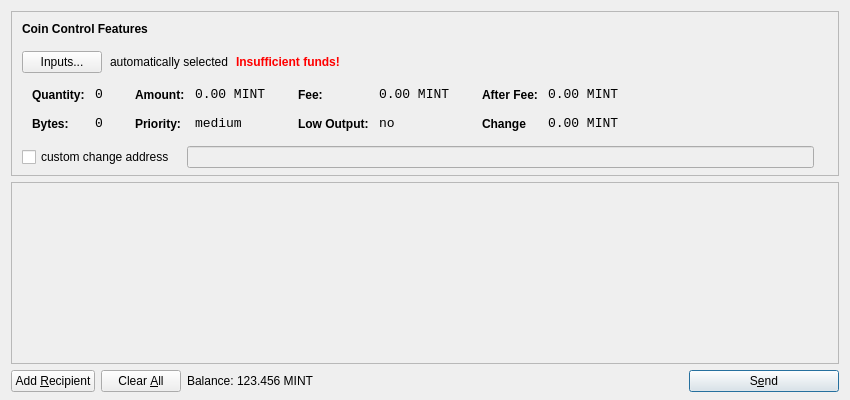
Crestington/mintcoin, file src/qt/forms/sendcoinsdialog.ui: the form before one commit.
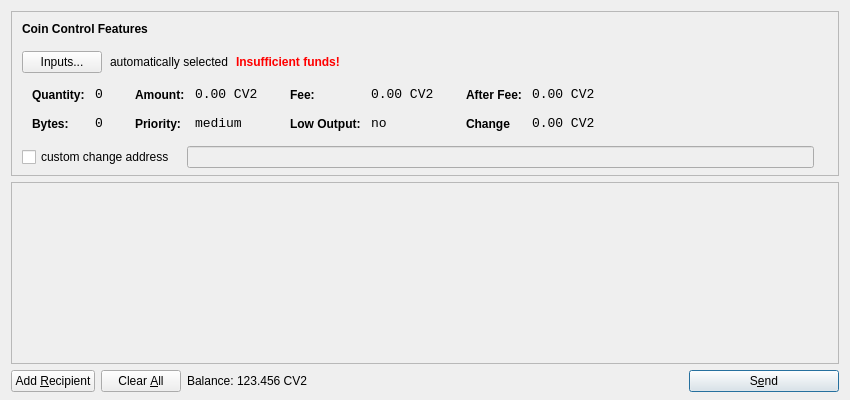
The form after the commit. Icons and pictures are not drawn.

Diff of the .ui file:
```diff
--- a/src/qt/forms/sendcoinsdialog.ui
+++ b/src/qt/forms/sendcoinsdialog.ui
@@ -321,7 +321,7 @@
                   <enum>Qt::ActionsContextMenu</enum>
                  </property>
                  <property name="text">
-                  <string>0.00 MINT</string>
+                  <string>0.00 CV2</string>
                  </property>
                  <property name="textInteractionFlags">
                   <set>Qt::LinksAccessibleByMouse|Qt::TextSelectableByKeyboard|Qt::TextSelectableByMouse</set>
@@ -407,7 +407,7 @@
                   <enum>Qt::ActionsContextMenu</enum>
                  </property>
                  <property name="text">
-                  <string>0.00 MINT</string>
+                  <string>0.00 CV2</string>
                  </property>
                  <property name="textInteractionFlags">
                   <set>Qt::LinksAccessibleByMouse|Qt::TextSelectableByKeyboard|Qt::TextSelectableByMouse</set>
@@ -493,7 +493,7 @@
                   <enum>Qt::ActionsContextMenu</enum>
                  </property>
                  <property name="text">
-                  <string>0.00 MINT</string>
+                  <string>0.00 CV2</string>
                  </property>
                  <property name="textInteractionFlags">
                   <set>Qt::LinksAccessibleByMouse|Qt::TextSelectableByKeyboard|Qt::TextSelectableByMouse</set>
@@ -525,7 +525,7 @@
                   <enum>Qt::ActionsContextMenu</enum>
                  </property>
                  <property name="text">
-                  <string>0.00 MINT</string>
+                  <string>0.00 CV2</string>
                  </property>
                  <property name="textInteractionFlags">
                   <set>Qt::LinksAccessibleByMouse|Qt::TextSelectableByKeyboard|Qt::TextSelectableByMouse</set>
@@ -732,7 +732,7 @@
           <cursorShape>IBeamCursor</cursorShape>
          </property>
          <property name="text">
-          <string>123.456 MINT</string>
+          <string>123.456 CV2</string>
          </property>
          <property name="textInteractionFlags">
           <set>Qt::LinksAccessibleByMouse|Qt::TextSelectableByKeyboard|Qt::TextSelectableByMouse</set>
```
Lines whose indentation alone changed are shown as unchanged.
